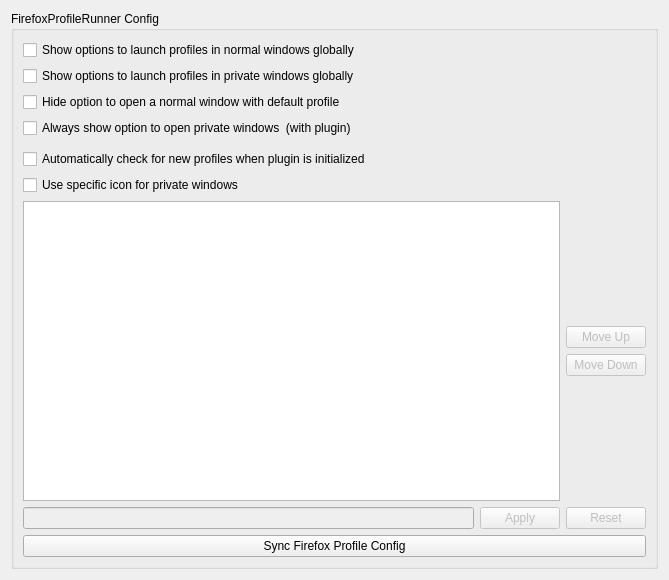
Old version of the form src/config/firefoxprofilerunner_config.ui in the repository alex1701c/krunner-firefox.
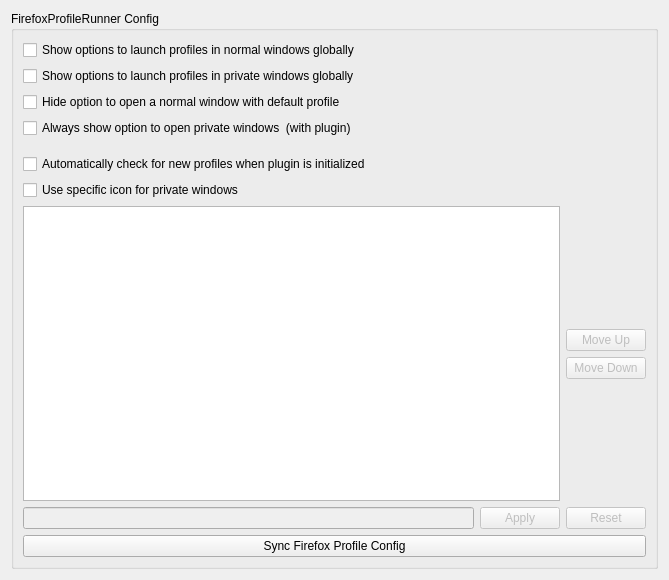
New version of the form.

Patch:
```diff
--- a/src/config/firefoxprofilerunner_config.ui
+++ b/src/config/firefoxprofilerunner_config.ui
@@ -77,7 +77,7 @@
           <property name="sizeHint" stdset="0">
            <size>
             <width>20</width>
-            <height>5</height>
+            <height>10</height>
            </size>
           </property>
          </spacer>
```
Left out of the diff: 2 changed lines with no effect on the pictures.
